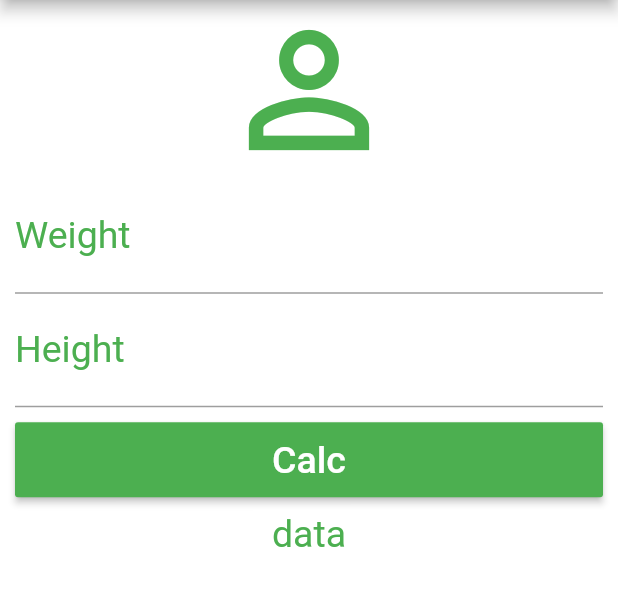
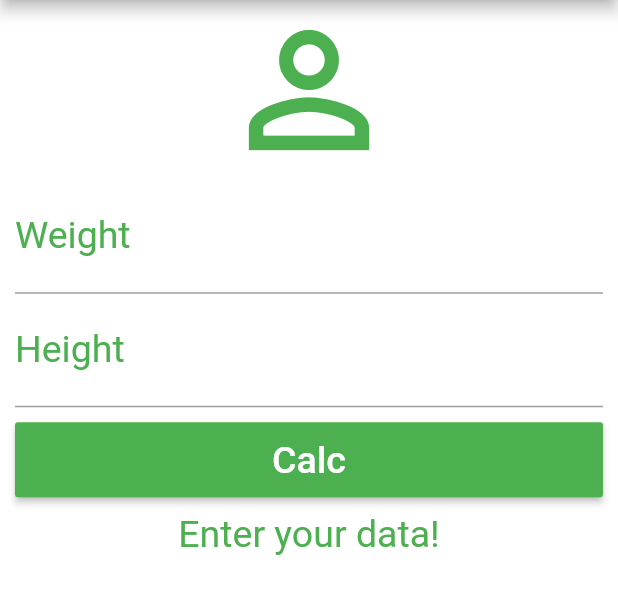
Before and after one commit to luidimso/flutter_app_bmi_calculator, a Flutter app: the screen it shows after launch, after a tap on "Calc", on a phone screen of 412 x 824 dp, the part 84-698 px from its top. Run offline on Flutter 3.47's test engine with Material 2 defaults, Android fonts, the phone set to English and light mode, and no system bars.

Commit message:
Controllers

```diff
--- a/lib/main.dart
+++ b/lib/main.dart
@@ -12,6 +12,34 @@ class Home extends StatefulWidget {
 }
 
 class _HomeState extends State<Home> {
+  TextEditingController weightController = TextEditingController();
+  TextEditingController heightController = TextEditingController();
+
+  String _info = "Enter your data!";
+
+  void _resetFields(){
+    weightController.text = "";
+    heightController.text = "";
+
+    setState(() {
+      _info = "Enter your data!";
+    });
+  }
+
+  void calc() {
+    setState(() {
+      double weight = double.parse(weightController.text);
+      double height = double.parse(heightController.text) / 100;
+      double bmi = weight / (height * height);
+
+      if(bmi < 18.6) {
+        _info = "Under weight (${bmi.toStringAsPrecision(2)})";
+      } else {
+        _info = "Not under weight (${bmi.toStringAsPrecision(3)})";
+      }
+    });
+  }
+
   @override
   Widget build(BuildContext context) {
     return Scaffold(
@@ -22,7 +50,7 @@ class _HomeState extends State<Home> {
         actions: <Widget>[
           IconButton(
               icon: Icon(Icons.refresh),
-              onPressed: () {}
+              onPressed: _resetFields
           )
         ],
       ),
@@ -48,7 +76,8 @@ class _HomeState extends State<Home> {
                 style: TextStyle(
                     color: Colors.green,
                     fontSize: 25
-                )
+                ),
+              controller: weightController,
             ),
             TextField(
                 keyboardType: TextInputType.number,
@@ -62,7 +91,8 @@ class _HomeState extends State<Home> {
                 style: TextStyle(
                     color: Colors.green,
                     fontSize: 25
-                )
+                ),
+              controller: heightController,
             ),
             Padding(
                 padding: EdgeInsets.only(
@@ -72,7 +102,7 @@ class _HomeState extends State<Home> {
                 child: Container(
                   height: 50,
                   child: RaisedButton(
-                    onPressed: () {},
+                    onPressed: calc,
                     child: Text("Calc",
                         style: TextStyle(
                             color: Colors.white,
@@ -83,7 +113,7 @@ class _HomeState extends State<Home> {
                   ),
                 ),
             ),
-            Text("data",
+            Text(_info,
                 textAlign: TextAlign.center,
                 style: TextStyle(
                     color: Colors.green,
```
